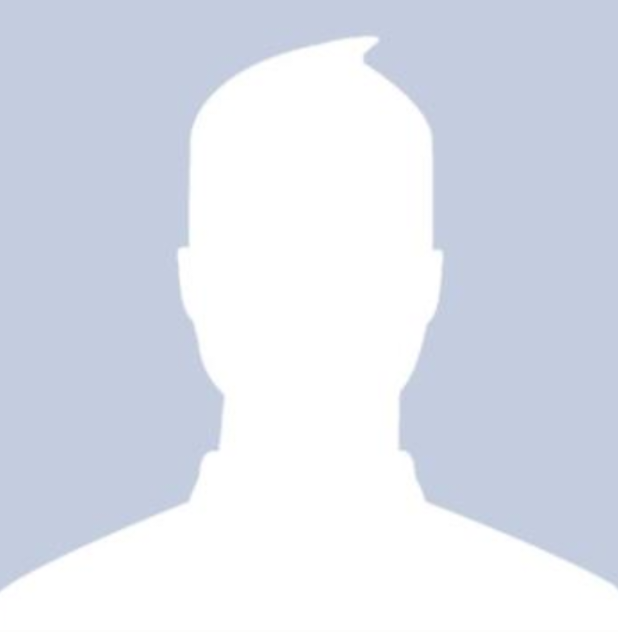
After one commit to RenanAbbade/Datagram, an Android app: the FiltroActivity screen opened directly, with no data from a screen before it, on a phone screen of 412 x 824 dp. The commit adds this screen. Shown: the top 632 px of the screen. Run offline under Robolectric (Android 15) with nearby library versions, the light colour scheme and no system bars.

Commit message:
enviando img para pagina de filtros

```diff
--- /dev/null
+++ b/Datagram/app/src/main/java/com/example/datagram/activity/FiltroActivity.java
@@ -0,0 +1,32 @@
+package com.example.datagram.activity;
+
+import android.graphics.Bitmap;
+import android.graphics.BitmapFactory;
+import android.support.v7.app.AppCompatActivity;
+import android.os.Bundle;
+import android.widget.ImageView;
+
+import com.example.datagram.R;
+
+public class FiltroActivity extends AppCompatActivity {
+
+    private ImageView imageFotoEscolhida;
+    private Bitmap imagem;
+
+    @Override
+    protected void onCreate(Bundle savedInstanceState) {
+        super.onCreate(savedInstanceState);
+        setContentView(R.layout.activity_filtro);
+
+        //inicializar componentes
+        imageFotoEscolhida = findViewById(R.id.imageFotoEscolhida);
+
+        //recupera a img escolhida pelo user
+        Bundle bundle = getIntent().getExtras();
+        if(bundle != null){
+            byte[] dadoImagem = bundle.getByteArray("fotoEscolhida"); //recupero a imagem atraves da key definida no putExtra
+            imagem = BitmapFactory.decodeByteArray(dadoImagem,0, dadoImagem.length); //comeco a decodificar do inicio ao fim da img
+            imageFotoEscolhida.setImageBitmap(imagem);
+        }
+    }
+}
--- /dev/null
+++ b/Datagram/app/src/main/res/layout/activity_filtro.xml
@@ -0,0 +1,16 @@
+<?xml version="1.0" encoding="utf-8"?>
+<LinearLayout xmlns:android="http://schemas.android.com/apk/res/android"
+    xmlns:app="http://schemas.android.com/apk/res-auto"
+    xmlns:tools="http://schemas.android.com/tools"
+    android:layout_width="match_parent"
+    android:layout_height="match_parent"
+    android:orientation="vertical"
+    tools:context=".activity.FiltroActivity">
+
+    <ImageView
+        android:id="@+id/imageFotoEscolhida"
+        android:layout_width="match_parent"
+        android:layout_height="420dp"
+        android:scaleType="centerCrop"
+        app:srcCompat="@drawable/avatar" />
+</LinearLayout>
--- a/Datagram/app/src/main/res/values/strings.xml
+++ b/Datagram/app/src/main/res/values/strings.xml
@@ -3,7 +3,7 @@
 
     <string-array name="escolaridade">
         <item>Escolaridade..</item>
-        <item >Doutorado/Pós-Doutorado(PhD)</item>
+        <item>Doutorado/Pós-Doutorado(PhD)</item>
         <item>Mestrado (Msc)</item>
         <item>Graduação</item>
         <item>Ensino Médio</item>
```
Also changed, not shown: Datagram/app/src/main/AndroidManifest.xml (+10 -7 lines), Datagram/app/src/main/java/com/example/datagram/fragment/PostagemFragment.java (+51 -10 lines).
